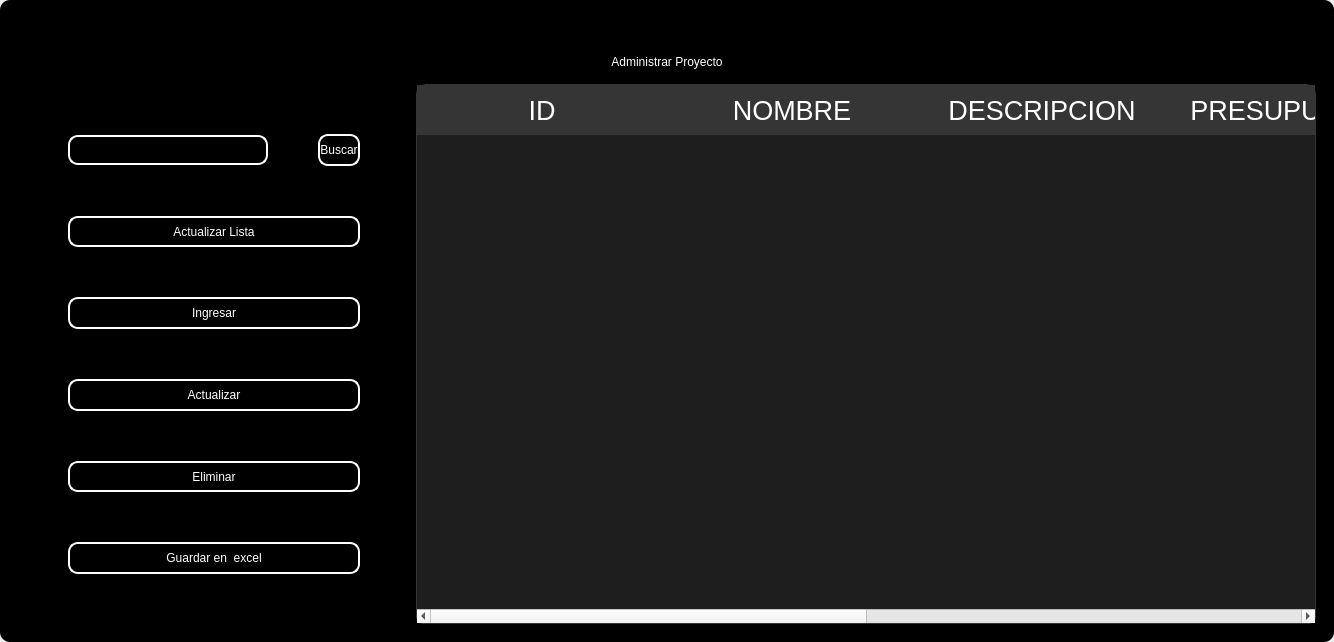
Before: the Qt Designer form design/standar/mainproject2.ui in codemiguel-dev/ERP-EmprendeSoft-Desktop, drawn with Qt 5.
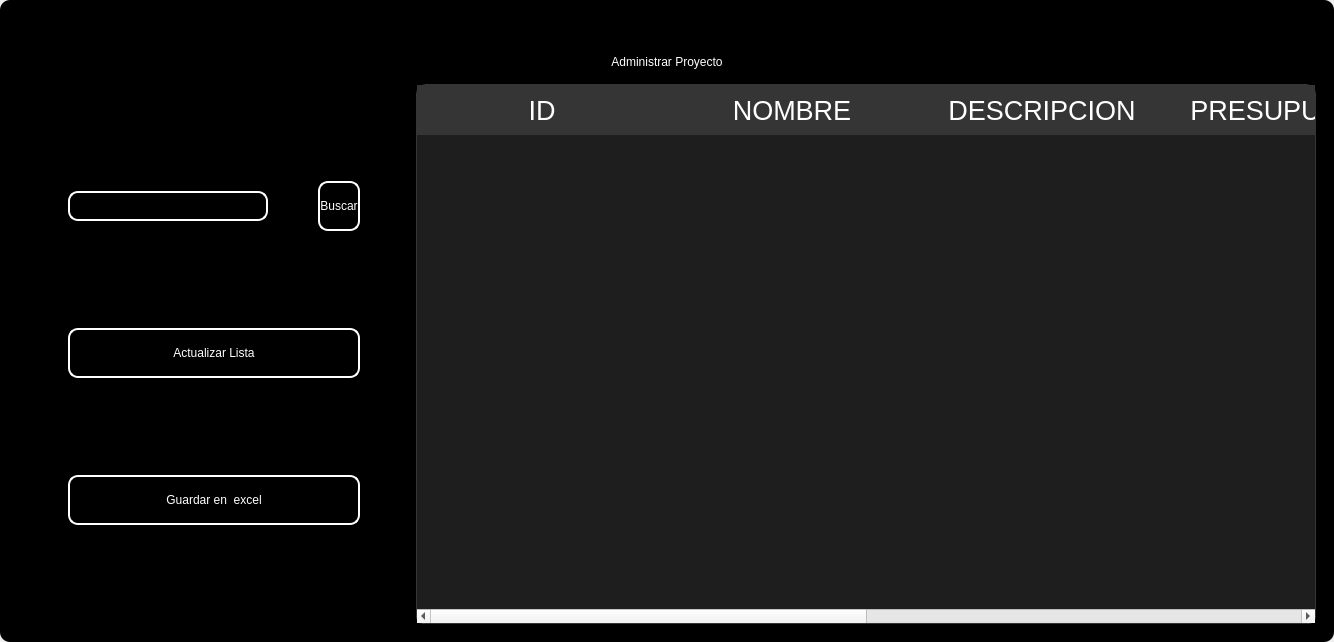
After: the same form once the commit is applied. Icons and pictures are not drawn.

What changed in the file:
```diff
--- a/design/standar/mainproject2.ui
+++ b/design/standar/mainproject2.ui
@@ -516,120 +516,6 @@
               </property>
              </widget>
             </item>
-            <item>
-             <widget class="QPushButton" name="btn_add">
-              <property name="maximumSize">
-               <size>
-                <width>300</width>
-                <height>50</height>
-               </size>
-              </property>
-              <property name="cursor">
-               <cursorShape>PointingHandCursor</cursorShape>
-              </property>
-              <property name="styleSheet">
-               <string notr="true">QPushButton{
-border-radius:10px; 
-font: 12pt &quot;Arial&quot;;
-color: rgb(255, 255, 254);
-border: 2px solid #ffffff;
-}
-
-QPushButton:hover{
-border-radius:10px; 
-font: 12pt &quot;Arial&quot;;
-color: rgb(255, 255, 255);
-border: 2px solid rgb(120, 0, 171);
-	background-color: rgb(120, 0, 171);
-}</string>
-              </property>
-              <property name="text">
-               <string>Ingresar</string>
-              </property>
-              <property name="iconSize">
-               <size>
-                <width>35</width>
-                <height>35</height>
-               </size>
-              </property>
-             </widget>
-            </item>
-            <item>
-             <widget class="QPushButton" name="btn_update">
-              <property name="maximumSize">
-               <size>
-                <width>300</width>
-                <height>50</height>
-               </size>
-              </property>
-              <property name="cursor">
-               <cursorShape>PointingHandCursor</cursorShape>
-              </property>
-              <property name="styleSheet">
-               <string notr="true">QPushButton{
-border-radius:10px; 
-font: 12pt &quot;Arial&quot;;
-color: rgb(255, 255, 254);
-border: 2px solid #ffffff;
-}
-
-QPushButton:hover{
-border-radius:10px; 
-font: 12pt &quot;Arial&quot;;
-color: rgb(255, 255, 255);
-border: 2px solid rgb(120, 0, 171);
-	background-color: rgb(120, 0, 171);
-}</string>
-              </property>
-              <property name="text">
-               <string>Actualizar</string>
-              </property>
-              <property name="iconSize">
-               <size>
-                <width>35</width>
-                <height>35</height>
-               </size>
-              </property>
-             </widget>
-            </item>
-            <item>
-             <widget class="QPushButton" name="btn_delete">
-              <property name="maximumSize">
-               <size>
-                <width>300</width>
-                <height>50</height>
-               </size>
-              </property>
-              <property name="cursor">
-               <cursorShape>PointingHandCursor</cursorShape>
-              </property>
-              <property name="styleSheet">
-               <string notr="true">QPushButton{
-border-radius:10px; 
-font: 12pt &quot;Arial&quot;;
-color: rgb(255, 255, 254);
-border: 2px solid #ffffff;
-}
-
-QPushButton:hover{
-border-radius:10px; 
-font: 12pt &quot;Arial&quot;;
-color: rgb(255, 255, 255);
-border: 2px solid rgb(120, 0, 171);
-	background-color: rgb(120, 0, 171);
-}</string>
-              </property>
-              <property name="text">
-               <string>Eliminar</string>
-              </property>
-              <property name="iconSize">
-               <size>
-                <width>35</width>
-                <height>35</height>
-               </size>
-              </property>
-             </widget>
-            </item>
             <item>
              <widget class="QPushButton" name="btn_excel">
               <property name="minimumSize">
```
